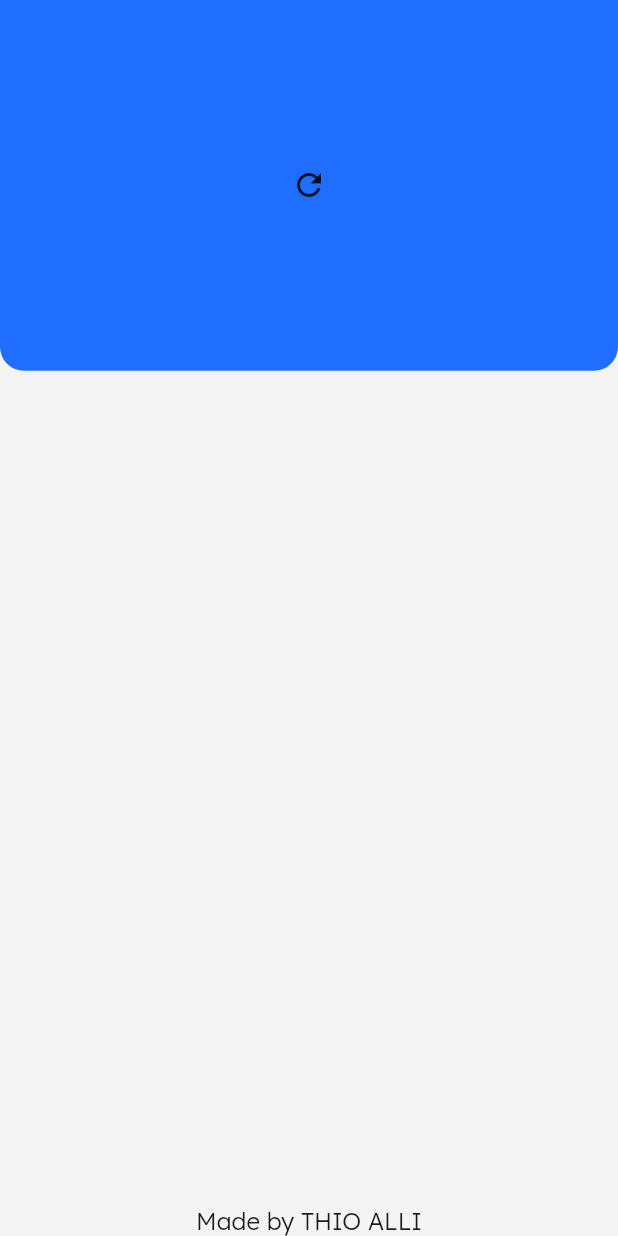
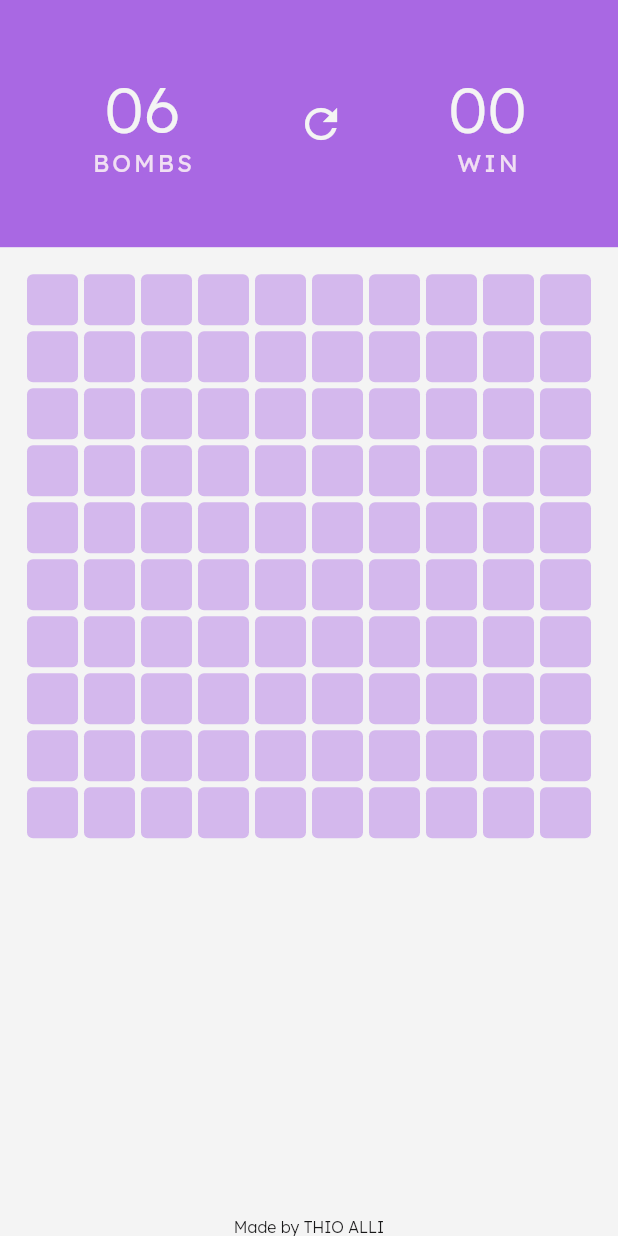
Before and after one commit to aallithioo/minesweeper-app, a Flutter app: the screen it shows after launch, on a phone screen of 412 x 824 dp. Run offline on Flutter 3.47's test engine with Material 2 defaults, Android fonts, the phone set to English and light mode, and no system bars.

Commit message:
refactor (mobile) : add grid - home/

```diff
--- a/lib/src/view/layout/mobile/home/widget/mobile_home_content.dart
+++ b/lib/src/view/layout/mobile/home/widget/mobile_home_content.dart
@@ -12,33 +12,98 @@ class _MobileHomeContentState extends State<MobileHomeContent> {
   Widget build(BuildContext context) {
     return Column(
       mainAxisAlignment: SetMainAxisAlign.spaceBetween,
+      crossAxisAlignment: SetCrossAxisAlign.center,
       children: [
         // TODO : add a game stat
         Container(
-          height: MediaQuery.of(context).size.height * 0.3,
+          height: MediaQuery.of(context).size.height * 0.2,
           width: MediaQuery.of(context).size.width,
           decoration: BoxDecoration(
-            color: SetColor.light['blue'],
-            borderRadius: SetBorder.bottom['sm'],
+            color: SetColor.tertiary.withOpacity(0.7),
           ),
           child: Row(
-            mainAxisAlignment: SetMainAxisAlign.center,
+            mainAxisAlignment: SetMainAxisAlign.spaceEvenly,
             crossAxisAlignment: SetCrossAxisAlign.center,
             children: [
               // TODO : add total bomb
-              Container(),
+              Column(
+                mainAxisAlignment: SetMainAxisAlign.center,
+                children: [
+                  Text(
+                    '06',
+                    style: theme.textTheme.headline5!.copyWith(
+                      color: SetColor.primary,
+                      fontSize: SetFontSize.lg / 1.5,
+                      fontWeight: SetFontWeight.light,
+                    ),
+                  ),
+                  Text(
+                    'bombs'.toUpperCase(),
+                    style: theme.textTheme.bodyText1!.copyWith(
+                      color: SetColor.secondary,
+                      letterSpacing: SetLetterSpacing.positive * 2.0,
+                    ),
+                  ),
+                ],
+              ),
               // TODO : add restart game
               IconButton(
-                icon: Icon(Icons.refresh),
+                icon: Icon(
+                  Icons.refresh_outlined,
+                  size: SetSize.md,
+                  color: SetColor.primary,
+                ),
                 onPressed: () {},
               ),
               // TODO : add total win game
-              Container(),
+              Column(
+                mainAxisAlignment: SetMainAxisAlign.center,
+                children: [
+                  Text(
+                    '00',
+                    style: theme.textTheme.headline5!.copyWith(
+                      color: SetColor.primary,
+                      fontSize: SetFontSize.lg / 1.5,
+                      fontWeight: SetFontWeight.light,
+                    ),
+                  ),
+                  Text(
+                    'Win'.toUpperCase(),
+                    style: theme.textTheme.bodyText1!.copyWith(
+                      color: SetColor.secondary,
+                      letterSpacing: SetLetterSpacing.positive * 2.0,
+                    ),
+                  ),
+                ],
+              ),
             ],
           ),
         ),
 
         // TODO : add grid
+        Expanded(
+          child: Padding(
+            padding: SetPadding.all['sm'],
+            child: GridView.builder(
+              physics: const NeverScrollableScrollPhysics(),
+              gridDelegate: const SliverGridDelegateWithFixedCrossAxisCount(
+                crossAxisCount: 10,
+              ),
+              itemCount: 100,
+              itemBuilder: (BuildContext context, int index) {
+                return Padding(
+                  padding: SetPadding.all['xs'] / 4.0,
+                  child: Container(
+                    decoration: BoxDecoration(
+                      color: SetColor.tertiary.withOpacity(0.3),
+                      borderRadius: SetBorder.all['xs'] / 2.0,
+                    ),
+                  ),
+                );
+              },
+            ),
+          ),
+        ),
 
         // TODO : add brand
         Text(
```
Also changed, not shown: lib/src/view/layout/mobile/home/mobile_home_screen.dart (+10 -5 lines).
